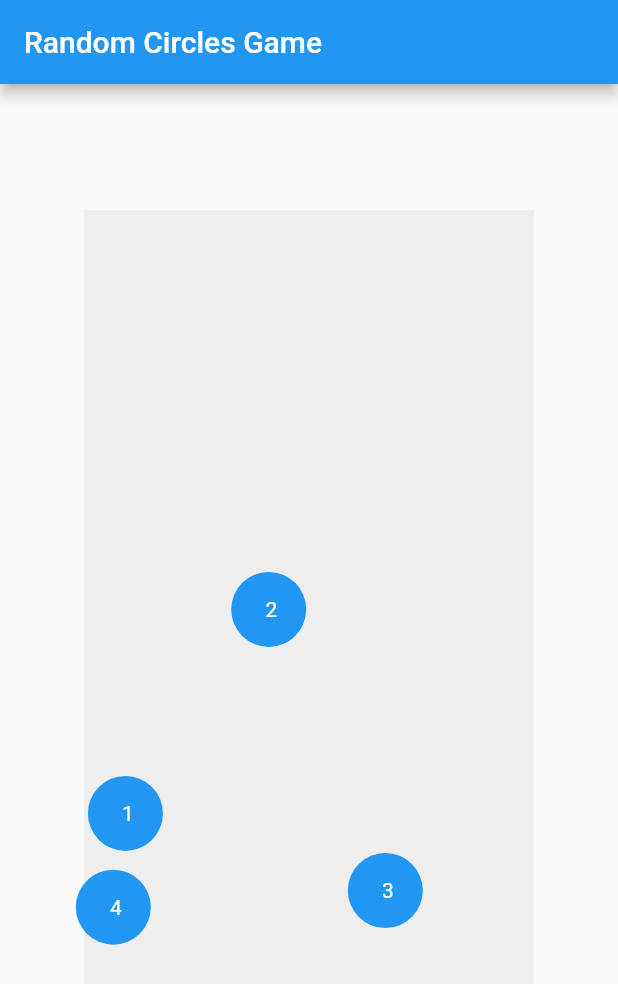
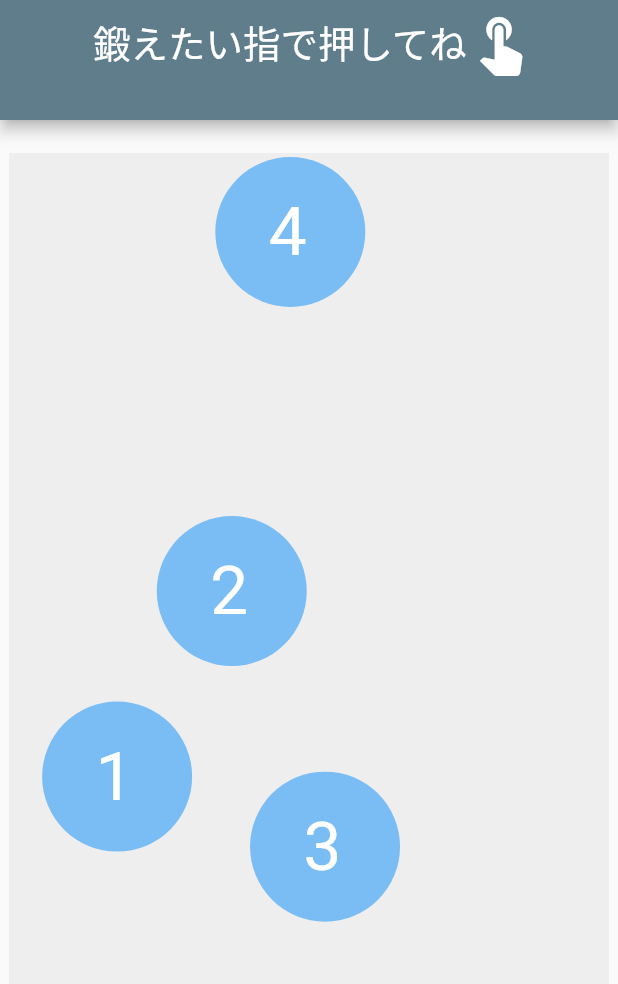
Before and after one commit to Atsuki335/Finger-Lesson, a Flutter app: the screen it shows after launch, on a phone screen of 412 x 824 dp. Shown: the top 984 px of the screen. Run offline on Flutter 3.47's test engine with Material 2 defaults, Android fonts, the light colour scheme and no system bars; Roboto replaces fonts that are missing (にくまる).

Commit message:
細かいデザインの修正をした

```diff
--- a/lib/main.dart
+++ b/lib/main.dart
@@ -7,6 +7,7 @@ import 'package:flutter/material.dart';
 // ゲームの主要なウィジェットの定義
 // UIの構築
 //丸を描画するカスタムペインターの定義
+//再描画の制御
 
 void main() => runApp(MyApp());
 
@@ -14,8 +15,8 @@ class MyApp extends StatelessWidget {
   @override
   Widget build(BuildContext context) {
     return MaterialApp(
-      title: 'Random Circles Game',
-      theme: ThemeData(primarySwatch: Colors.blue),
+      title: 'タッチするゲーム',
+      theme: ThemeData(primarySwatch: Colors.blueGrey),
       home: RandomCircles(),
     );
   }
@@ -43,16 +44,21 @@ class _RandomCirclesState extends State<RandomCircles> {
 
 //ランダムな位置を生成して丸を表示するための座標をリストに追加
   _generateRandomCircles() {
+    double containerWidth = 300.0; // Containerの幅
+    double containerHeight = 600.0; // Containerの高さ
+    double circleRadius = 50.0; // 丸の半径
     _circles.clear();
     for (int i = 0; i < 4; i++) {
       Offset position;
       do {
-        //四角の幅と高さ
-        double x = _random.nextDouble() * 250; // 50のマージンを追加して被りを防ぐ
-        double y = _random.nextDouble() * 550; //こっちも
+        //丸がContainer内に収まるように調整
+        double x = circleRadius +
+            _random.nextDouble() * (containerWidth - 2 * circleRadius);
+        double y = circleRadius +
+            _random.nextDouble() * (containerHeight - 2 * circleRadius);
         position = Offset(x, y);
-      } while (
-          _circles.any((circle) => (circle.position - position).distance < 50));
+      } while (_circles.any((circle) =>
+          (circle.position - position).distance < 2 * circleRadius));
       _circles.add(CircleData(position, ' ${i + 1}'));
     }
     setState(() {});
@@ -63,14 +69,28 @@ class _RandomCirclesState extends State<RandomCircles> {
   @override
   Widget build(BuildContext context) {
     return Scaffold(
-      appBar: AppBar(title: Text('Random Circles Game')),
+      appBar: PreferredSize(
+          preferredSize: Size.fromHeight(80),
+          child: AppBar(
+            title: Row(
+              mainAxisAlignment: MainAxisAlignment.center,
+              children: [
+                Text(' 鍛えたい指で押してね',
+                    style: TextStyle(fontFamily: 'にくまる', fontSize: 25)),
+                Icon(
+                  Icons.touch_app,
+                  size: 45,
+                ),
+              ],
+            ),
+          )),
       body: Center(
         //タップに反応するウィジェット
         child: GestureDetector(
           onTapDown: (details) {
             for (int i = 0; i < _circles.length; i++) {
               if ((details.localPosition - _circles[i].position).distance <
-                  25) {
+                  50) {
                 setState(() {
                   _circles.removeAt(i);
                 });
@@ -82,8 +102,8 @@ class _RandomCirclesState extends State<RandomCircles> {
             }
           },
           child: Container(
-            width: 300,
-            height: 600,
+            width: 400,
+            height: 700,
             color: Colors.grey[200],
             child: CustomPaint(
               painter: CirclePainter(_circles),
@@ -103,20 +123,24 @@ class CirclePainter extends CustomPainter {
 
   @override
   void paint(Canvas canvas, Size size) {
-    final circlePaint = Paint()..color = Colors.blue;
+    final circlePaint = Paint()..color = Color.fromARGB(255, 122, 189, 244);
     final textPainter = TextPainter(
         textAlign: TextAlign.center, textDirection: TextDirection.ltr);
 
     for (var circle in circles) {
-      canvas.drawCircle(circle.position, 25, circlePaint);
+      canvas.drawCircle(circle.position, 50, circlePaint);
       textPainter.text = TextSpan(
           text: circle.label,
-          style: TextStyle(color: Colors.white, fontSize: 14));
+          style:
+              TextStyle(color: Colors.white, fontSize: 45, fontFamily: 'にくまる'));
       textPainter.layout();
-      textPainter.paint(
-          canvas,
-          circle.position -
-              Offset(textPainter.width / 2, textPainter.height / 2));
+      final offset = circle.position -
+          Offset(textPainter.width * 0.7, textPainter.height * 0.5);
+
+      textPainter.paint(canvas, offset
+          // circle.position -
+          //     Offset(textPainter.width / 2, textPainter.height / 2)
+          );
     }
   }
 
@@ -127,6 +151,7 @@ class CirclePainter extends CustomPainter {
   bool shouldRepaint(covariant CustomPainter oldDelegate) => true;
 }
 
+//丸のデータを保持する
 class CircleData {
   final Offset position;
   final String label;
```
Also changed, not shown: pubspec.yaml (+4 -6 lines), 1 other file.
